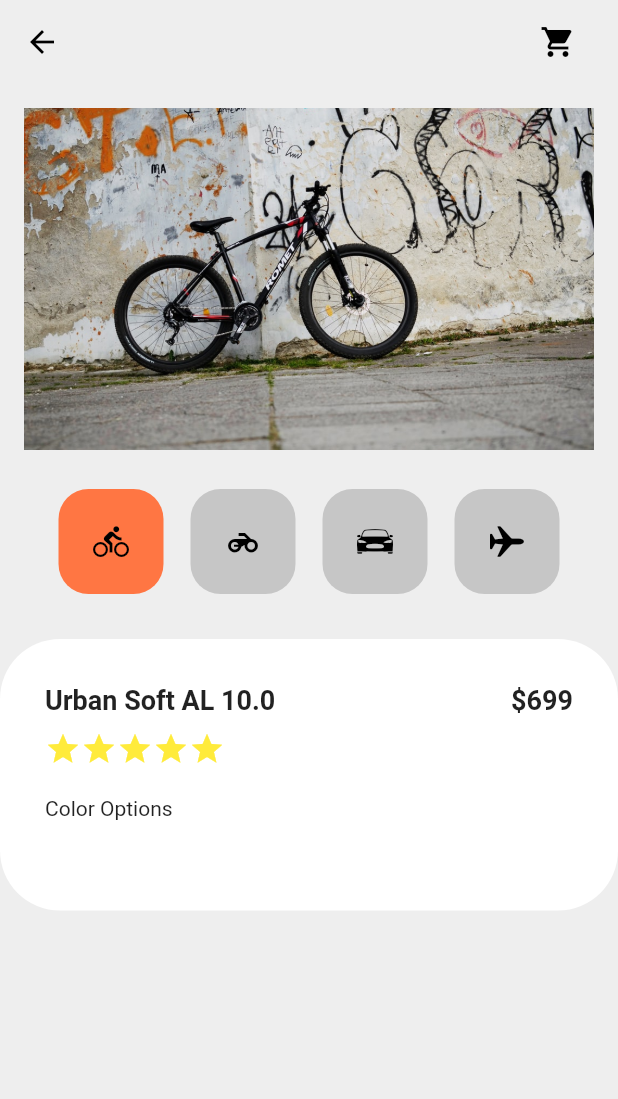
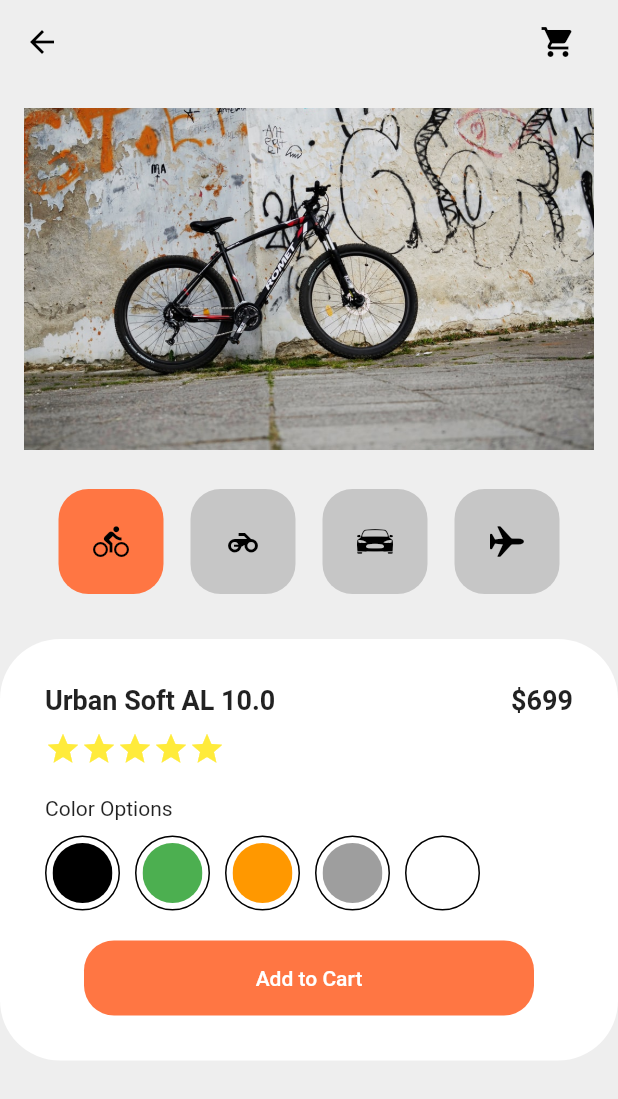
Before and after one commit to clean17/flutter-shopping-cart, a Flutter app: the screen it shows after launch, on a phone screen of 412 x 824 dp. Shown: the top 1099 px of the screen. Run offline on Flutter 3.47's test engine with Material 2 defaults, Android fonts, the phone set to English and light mode, and no system bars.

Commit message:
하단 버튼 추가

```diff
--- a/lib/components/shoppingcart_detail.dart
+++ b/lib/components/shoppingcart_detail.dart
@@ -1,4 +1,5 @@
 import 'package:flutter/material.dart';
+import 'package:flutter_shopping_cart/constants.dart';
 
 class ShoppingCartDetail extends StatelessWidget {
   const ShoppingCartDetail({Key? key}) : super(key: key);
@@ -87,10 +88,51 @@ class ShoppingCartDetail extends StatelessWidget {
   }
 
   Widget _buildDetailIcon(Color mColor) {
-    return SizedBox();
+    return Padding(
+      padding: EdgeInsets.only(right: 10),
+      child: Stack(
+        children: [
+          Container(
+            width: 50,
+            height: 50,
+            decoration: BoxDecoration(
+              color: Colors.white,
+              border: Border.all(),
+              shape: BoxShape.circle
+            ),
+          ),
+          Positioned(
+            left: 5,
+            top: 5,
+            child: ClipOval(
+              child: Container(
+                color: mColor,
+                width: 40,
+                height: 40,
+              ),
+            ),
+          ),
+        ],
+      ),
+    );
   }
 
   Widget _buildDetailButton(BuildContext context) {
-    return SizedBox();
+    return Align(
+      child: TextButton(
+        onPressed: () {},
+        style: TextButton.styleFrom(
+          backgroundColor: kAccentColor,
+          minimumSize: Size(300, 50),
+          shape: RoundedRectangleBorder(
+            borderRadius: BorderRadius.circular(20),
+          ),
+        ),
+        child: Text(
+          "Add to Cart",
+          style: TextStyle(color: Colors.white),
+        ),
+      ),
+    );
   }
 }
```
